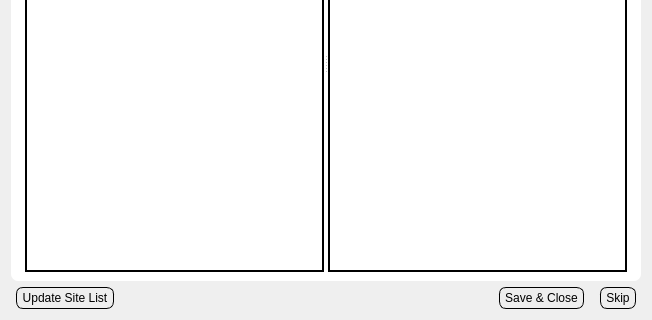
Above: Views/ui_dialog_site.ui from bibsian/database-development before the change; both pictures show x 0 to 652 and y 308 to 628 of the 652 by 628 pixel window. Below: the same form after it.
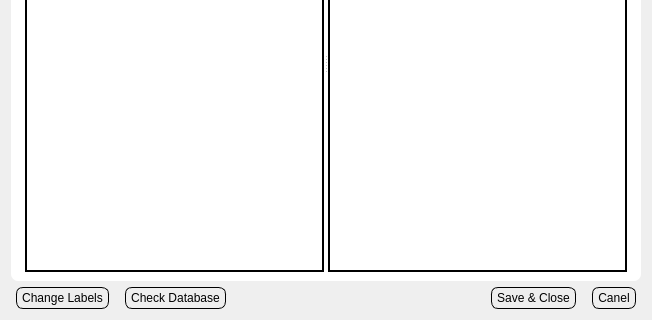
That is the form after the change.

Commit message: Updated views because I added a new action on the dialog site box. That is, I added a change site levels button to separate out the methods for update_data; now change levels and update (which checks for matches in the db) are two separate methods.

```diff
--- a/Views/ui_dialog_site.ui
+++ b/Views/ui_dialog_site.ui
@@ -463,6 +463,13 @@
      </item>
      <item>
       <layout class="QHBoxLayout" name="horizontalLayout_7">
+       <item>
+        <widget class="QPushButton" name="btnChange">
+         <property name="text">
+          <string>Change Labels</string>
+         </property>
+        </widget>
+       </item>
        <item>
         <widget class="QPushButton" name="btnUpdate">
          <property name="enabled">
@@ -472,7 +479,7 @@
           <enum>Qt::ClickFocus</enum>
          </property>
          <property name="text">
-          <string>Update Site List</string>
+          <string>Check Database</string>
          </property>
         </widget>
        </item>
@@ -502,7 +509,7 @@
        <item>
         <widget class="QPushButton" name="btnSkip">
          <property name="text">
-          <string>Skip</string>
+          <string>Canel</string>
          </property>
         </widget>
        </item>
```
The commit also changes 13 other files.
